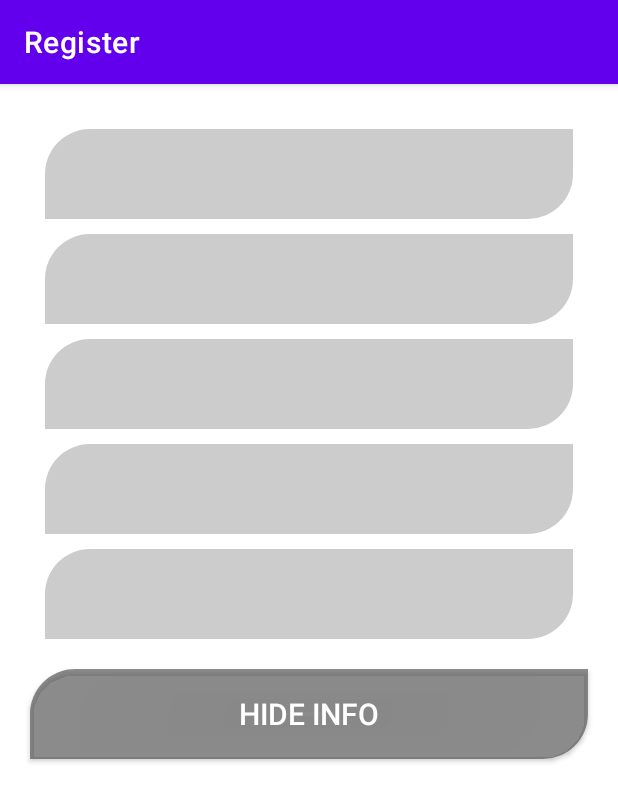
After one commit to PoorianDarvishi/Friday, an Android app: the fragment InfoFragment placed in its activity, on a phone screen of 412 x 824 dp. The commit adds this screen. Shown: the top 802 px of the screen. Run offline under Robolectric (Android 15) with nearby library versions, the phone set to English and light mode, and no system bars; our stand-ins replace data binding.

Commit message:
Registers

```diff
--- /dev/null
+++ b/app/src/main/java/com/example/register/InfoFragment.kt
@@ -0,0 +1,27 @@
+package com.example.register
+
+import android.os.Bundle
+import android.view.View
+import androidx.fragment.app.Fragment
+import androidx.fragment.app.activityViewModels
+import androidx.fragment.app.commit
+import androidx.fragment.app.replace
+import com.example.register.databinding.FragmentInfoBinding
+
+
+class InfoFragment : Fragment(R.layout.fragment_info) {
+    val viewModel : RegisterView by activityViewModels()
+    lateinit var binding: FragmentInfoBinding
+    override fun onViewCreated(view: View, savedInstanceState: Bundle?) {
+        super.onViewCreated(view, savedInstanceState)
+        binding = FragmentInfoBinding.bind(view)
+        binding.registerView = viewModel
+        binding.lifecycleOwner = this
+        binding.btnHideInfo.setOnClickListener{
+            parentFragmentManager.commit {
+                setReorderingAllowed(true)
+                replace<MainFragment>(R.id.fragment_container_view)
+            }
+        }
+    }
+}
--- /dev/null
+++ b/app/src/main/res/layout/fragment_info.xml
@@ -0,0 +1,113 @@
+<?xml version="1.0" encoding="utf-8"?>
+<layout xmlns:android="http://schemas.android.com/apk/res/android"
+    xmlns:tools="http://schemas.android.com/tools">
+
+    <data>
+
+        <variable
+            name="registerView"
+            type="com.example.register.RegisterView" />
+    </data>
+
+    <androidx.constraintlayout.widget.ConstraintLayout
+        android:layout_width="match_parent"
+        android:layout_height="match_parent"
+        tools:context=".MainActivity">
+
+
+
+                <LinearLayout
+                    android:id="@+id/info"
+                    android:layout_width="match_parent"
+                    android:layout_height="match_parent"
+                    android:orientation="vertical">
+
+                    <TextView
+                        android:id="@+id/fullNameInfo"
+                        android:layout_width="match_parent"
+                        android:layout_height="wrap_content"
+                        android:layout_marginStart="30dp"
+                        android:layout_marginTop="30dp"
+                        android:layout_marginEnd="30dp"
+                        android:background="@drawable/corner_radius"
+                        android:backgroundTint="#728E8E8E"
+                        android:gravity="center|start"
+                        android:tag="fullName"
+                        android:text="@{registerView.fullName}"
+                        android:textColor="@color/white"
+                        android:textSize="20sp" />
+
+                    <TextView
+                        android:id="@+id/usernameInfo"
+                        android:layout_width="match_parent"
+                        android:layout_height="wrap_content"
+                        android:layout_marginStart="30dp"
+                        android:layout_marginTop="10dp"
+                        android:layout_marginEnd="30dp"
+                        android:background="@drawable/corner_radius"
+                        android:backgroundTint="#728E8E8E"
+                        android:gravity="center|start"
+                        android:tag="username"
+                        android:text="@{registerView.username}"
+                        android:textColor="@color/white"
+                        android:textSize="20sp" />
+
+                    <TextView
+                        android:id="@+id/emailInfo"
+                        android:layout_width="match_parent"
+                        android:layout_height="wrap_content"
+                        android:layout_marginStart="30dp"
+                        android:layout_marginTop="10dp"
+                        android:layout_marginEnd="30dp"
+                        android:background="@drawable/corner_radius"
+                        android:backgroundTint="#728E8E8E"
+                        android:gravity="center|start"
+                        android:tag="email"
+                        android:text="@{registerView.email}"
+                        android:textColor="@color/white"
+                        android:textSize="20sp" />
+
+                    <TextView
+                        android:id="@+id/passwordInfo"
+                        android:layout_width="match_parent"
+                        android:layout_height="wrap_content"
+                        android:layout_marginStart="30dp"
+                        android:layout_marginTop="10dp"
+                        android:layout_marginEnd="30dp"
+                        android:background="@drawable/corner_radius"
+                        android:backgroundTint="#728E8E8E"
+                        android:gravity="center|start"
+                        android:tag="password"
+                        android:text="@{registerView.password}"
+                        android:textColor="@color/white"
+                        android:textSize="20sp" />
+
+                    <TextView
+                        android:id="@+id/genderInfo"
+                        android:layout_width="match_parent"
+                        android:layout_height="wrap_content"
+                        android:layout_marginStart="30dp"
+                        android:layout_marginTop="10dp"
+                        android:layout_marginEnd="30dp"
+                        android:background="@drawable/corner_radius"
+                        android:backgroundTint="#728E8E8E"
+                        android:gravity="center|start"
+                        android:tag="gender"
+                        android:text="@{registerView.gender}"
+                        android:textColor="@color/white"
+                        android:textSize="20sp" />
+
+                    <androidx.appcompat.widget.AppCompatButton
+                        android:id="@+id/btnHideInfo"
+                        android:layout_width="match_parent"
+                        android:layout_height="wrap_content"
+                        android:layout_margin="20sp"
+                        android:background="@drawable/corner_radius"
+                        android:backgroundTint="#AE555657"
+                        android:text="Hide info"
+                        android:textColor="@color/white"
+                        android:textSize="20sp" />
+                </LinearLayout>
+
+    </androidx.constraintlayout.widget.ConstraintLayout>
+</layout>
--- a/app/src/main/res/values/strings.xml
+++ b/app/src/main/res/values/strings.xml
@@ -1,3 +1,5 @@
 <resources>
     <string name="app_name">Register</string>
+    <!-- TODO: Remove or change this placeholder text -->
+    <string name="hello_blank_fragment">Hello blank fragment</string>
 </resources>
```
Also changed, not shown: app/src/main/java/com/example/register/MainFragment.kt (+8 -9 lines), app/src/main/res/layout/fragment_main.xml (+0 -95 lines).
